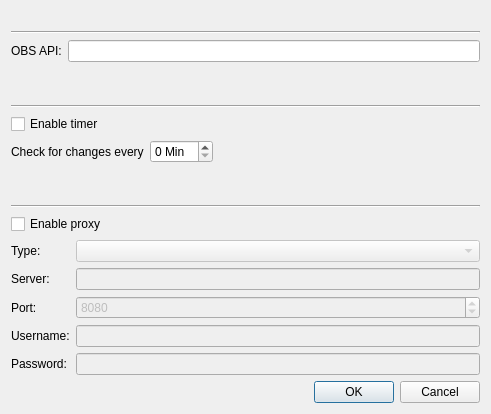
Old version of the form configure.ui in the repository javierllorente/qactus.
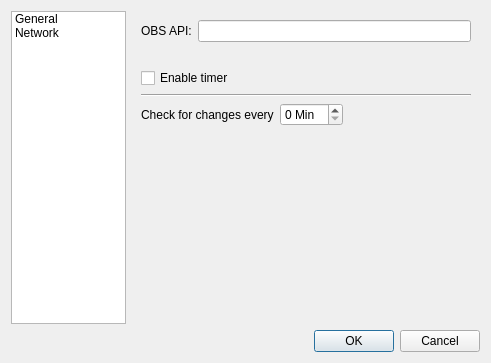
New version of the form. Icons and pictures are not drawn.

Commit message: improved configure dialog by using a stacked widget container

Diff of the .ui file:
```diff
--- a/configure.ui
+++ b/configure.ui
@@ -10,79 +10,65 @@
     <x>0</x>
     <y>0</y>
     <width>491</width>
-    <height>414</height>
+    <height>363</height>
    </rect>
   </property>
   <property name="windowTitle">
    <string>Configure Qactus</string>
   </property>
-  <layout class="QVBoxLayout" name="verticalLayout">
-   <item>
-    <widget class="QLabel" name="labelIcon">
+  <layout class="QGridLayout" name="gridLayout_3">
+   <item row="2" column="1">
+    <widget class="QDialogButtonBox" name="buttonBox">
+     <property name="orientation">
+      <enum>Qt::Horizontal</enum>
+     </property>
+     <property name="standardButtons">
+      <set>QDialogButtonBox::Cancel|QDialogButtonBox::Ok</set>
+     </property>
+    </widget>
+   </item>
+   <item row="1" column="1">
+    <widget class="QStackedWidget" name="stackedWidget">
      <property name="sizePolicy">
-      <sizepolicy hsizetype="Fixed" vsizetype="Fixed">
+      <sizepolicy hsizetype="Expanding" vsizetype="Expanding">
        <horstretch>0</horstretch>
        <verstretch>0</verstretch>
       </sizepolicy>
      </property>
-     <property name="text">
-      <string/>
-     </property>
-     <property name="pixmap">
-      <pixmap resource="application.qrc">:/icons/configure.png</pixmap>
-     </property>
-    </widget>
-   </item>
-   <item>
-    <widget class="Line" name="lineApiUrl">
-     <property name="orientation">
-      <enum>Qt::Horizontal</enum>
-     </property>
-    </widget>
-   </item>
-   <item>
+     <widget class="QWidget" name="generalPage">
+      <layout class="QGridLayout" name="gridLayout_2">
+       <item row="0" column="2">
     <layout class="QFormLayout" name="formLayoutApiUrl">
+         <property name="verticalSpacing">
+          <number>6</number>
+         </property>
      <item row="0" column="0">
       <widget class="QLabel" name="labelApiUrl">
+           <property name="sizePolicy">
+            <sizepolicy hsizetype="Fixed" vsizetype="Minimum">
+             <horstretch>0</horstretch>
+             <verstretch>0</verstretch>
+            </sizepolicy>
+           </property>
        <property name="text">
         <string>OBS API:</string>
        </property>
       </widget>
      </item>
      <item row="0" column="1">
-      <widget class="QLineEdit" name="lineEditApiUrl"/>
+          <widget class="QLineEdit" name="lineEditApiUrl">
+           <property name="sizePolicy">
+            <sizepolicy hsizetype="Expanding" vsizetype="Fixed">
+             <horstretch>0</horstretch>
+             <verstretch>0</verstretch>
+            </sizepolicy>
+           </property>
+          </widget>
      </item>
     </layout>
    </item>
-   <item>
-    <widget class="Line" name="lineTimer">
-     <property name="orientation">
-      <enum>Qt::Horizontal</enum>
-     </property>
-    </widget>
-   </item>
-   <item>
-    <widget class="QCheckBox" name="checkBoxTimer">
-     <property name="text">
-      <string>Enable timer</string>
-     </property>
-    </widget>
-   </item>
-   <item>
+       <item row="3" column="2">
     <layout class="QFormLayout" name="formLayoutTimer">
-     <item row="0" column="0">
-      <widget class="QLabel" name="labelCheckChanges">
-       <property name="sizePolicy">
-        <sizepolicy hsizetype="Preferred" vsizetype="Preferred">
-         <horstretch>0</horstretch>
-         <verstretch>0</verstretch>
-        </sizepolicy>
-       </property>
-       <property name="text">
-        <string>Check for changes every</string>
-       </property>
-      </widget>
-     </item>
      <item row="0" column="1">
       <widget class="QSpinBox" name="spinBoxTimer">
        <property name="sizePolicy">
@@ -96,23 +82,102 @@
        </property>
       </widget>
      </item>
-    </layout>
-   </item>
+         <item row="0" column="0">
+          <widget class="QLabel" name="labelCheckChanges">
+           <property name="sizePolicy">
+            <sizepolicy hsizetype="Preferred" vsizetype="Preferred">
+             <horstretch>0</horstretch>
+             <verstretch>0</verstretch>
+            </sizepolicy>
+           </property>
+           <property name="text">
+            <string>Check for changes every</string>
+           </property>
+          </widget>
+         </item>
+        </layout>
+       </item>
+       <item row="4" column="2">
+        <spacer name="verticalSpacerTimer">
+         <property name="orientation">
+          <enum>Qt::Vertical</enum>
+         </property>
+         <property name="sizeHint" stdset="0">
+          <size>
+           <width>20</width>
+           <height>40</height>
+          </size>
+         </property>
+        </spacer>
+       </item>
+       <item row="2" column="2">
+        <layout class="QVBoxLayout" name="verticalLayoutGeneral">
    <item>
-    <widget class="Line" name="lineProxy">
+          <widget class="QCheckBox" name="checkBoxTimer">
+           <property name="text">
+            <string>Enable timer</string>
+           </property>
+          </widget>
+         </item>
+         <item>
+          <widget class="Line" name="lineTimer">
+           <property name="sizePolicy">
+            <sizepolicy hsizetype="Minimum" vsizetype="Fixed">
+             <horstretch>0</horstretch>
+             <verstretch>0</verstretch>
+            </sizepolicy>
+           </property>
      <property name="orientation">
       <enum>Qt::Horizontal</enum>
      </property>
     </widget>
    </item>
+        </layout>
+       </item>
+       <item row="1" column="2">
+        <spacer name="verticalSpacerApi">
+         <property name="orientation">
+          <enum>Qt::Vertical</enum>
+         </property>
+         <property name="sizeType">
+          <enum>QSizePolicy::Fixed</enum>
+         </property>
+         <property name="sizeHint" stdset="0">
+          <size>
+           <width>20</width>
+           <height>20</height>
+          </size>
+         </property>
+        </spacer>
+       </item>
+      </layout>
+     </widget>
+     <widget class="QWidget" name="networkPage">
+      <property name="sizePolicy">
+       <sizepolicy hsizetype="Preferred" vsizetype="Preferred">
+        <horstretch>0</horstretch>
+        <verstretch>0</verstretch>
+       </sizepolicy>
+      </property>
+      <layout class="QGridLayout" name="gridLayout">
+       <item row="0" column="0">
+        <layout class="QVBoxLayout" name="verticalLayoutNetwork">
    <item>
     <widget class="QCheckBox" name="checkBoxProxy">
+           <property name="sizePolicy">
+            <sizepolicy hsizetype="Minimum" vsizetype="Fixed">
+             <horstretch>0</horstretch>
+             <verstretch>0</verstretch>
+            </sizepolicy>
+           </property>
      <property name="text">
       <string>Enable proxy</string>
      </property>
     </widget>
    </item>
-   <item>
+        </layout>
+       </item>
+       <item row="2" column="0">
     <layout class="QFormLayout" name="formLayoutProxy">
      <item row="0" column="0">
       <widget class="QLabel" name="labelProxyType">
@@ -195,16 +260,81 @@
      </item>
     </layout>
    </item>
-   <item>
-    <widget class="QDialogButtonBox" name="buttonBox">
+       <item row="1" column="0">
+        <spacer name="verticalSpacerNetwork">
      <property name="orientation">
-      <enum>Qt::Horizontal</enum>
-     </property>
-     <property name="standardButtons">
-      <set>QDialogButtonBox::Cancel|QDialogButtonBox::Ok</set>
-     </property>
-    </widget>
+          <enum>Qt::Vertical</enum>
+         </property>
+         <property name="sizeType">
+          <enum>QSizePolicy::Fixed</enum>
+         </property>
+         <property name="sizeHint" stdset="0">
+          <size>
+           <width>20</width>
+           <height>20</height>
+          </size>
+         </property>
+        </spacer>
+       </item>
+       <item row="3" column="0">
+        <spacer name="verticalSpacer">
+         <property name="orientation">
+          <enum>Qt::Vertical</enum>
+         </property>
+         <property name="sizeHint" stdset="0">
+          <size>
+           <width>20</width>
+           <height>60</height>
+          </size>
+         </property>
+        </spacer>
+       </item>
+      </layout>
+     </widget>
+    </widget>
    </item>
+   <item row="1" column="0">
+    <widget class="QListWidget" name="listWidget">
+     <property name="sizePolicy">
+      <sizepolicy hsizetype="Preferred" vsizetype="Preferred">
+       <horstretch>0</horstretch>
+       <verstretch>0</verstretch>
+      </sizepolicy>
+     </property>
+     <property name="minimumSize">
+      <size>
+       <width>115</width>
+       <height>0</height>
+      </size>
+     </property>
+     <property name="maximumSize">
+      <size>
+       <width>115</width>
+       <height>16777215</height>
+      </size>
+     </property>
+     <item>
+      <property name="text">
+       <string>General</string>
+      </property>
+      <property name="icon">
+       <iconset>
+        <normalon>:/icons/32x32/configure.png</normalon>
+       </iconset>
+      </property>
+     </item>
+     <item>
+      <property name="text">
+       <string>Network</string>
+      </property>
+      <property name="icon">
+       <iconset>
+        <normalon>:/icons/32x32/preferences-system-network.png</normalon>
+       </iconset>
+      </property>
+     </item>
+    </widget>
+   </item>
   </layout>
  </widget>
  <resources>
```
Left out of the diff: 4 changed lines with no effect on the pictures. Lines whose indentation alone changed are shown as unchanged. The commit also changes 1 other file.
